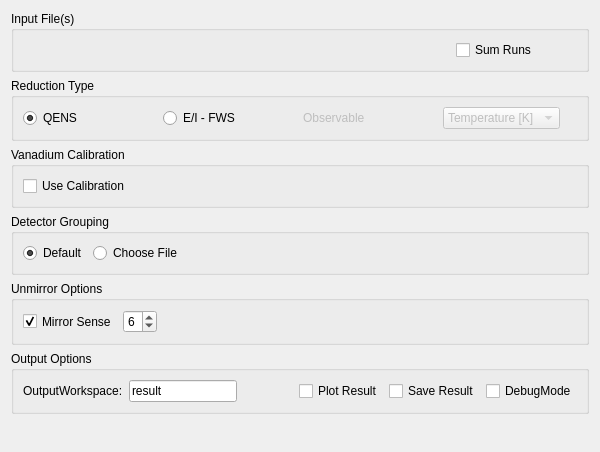
Above: MantidQt/CustomInterfaces/inc/MantidQtCustomInterfaces/Indirect/ILLEnergyTransfer.ui from mantidproject/mantid before the change. Below: the same form after it.
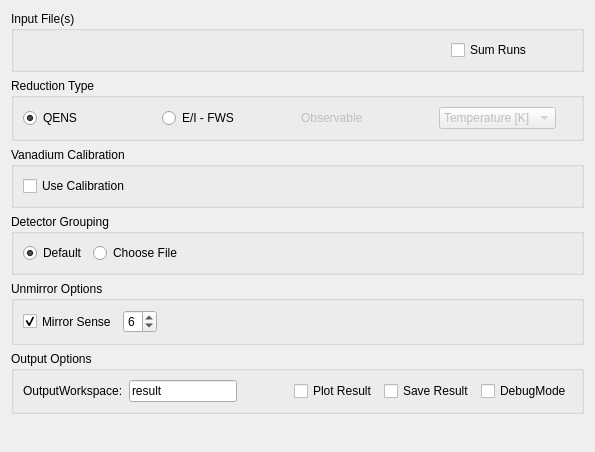
That is the form after the change. Custom widgets are drawn as their Qt base class.

Commit message: Re #16753 GUI multiple files, tooltipes

```diff
--- a/MantidQt/CustomInterfaces/inc/MantidQtCustomInterfaces/Indirect/ILLEnergyTransfer.ui
+++ b/MantidQt/CustomInterfaces/inc/MantidQtCustomInterfaces/Indirect/ILLEnergyTransfer.ui
@@ -6,7 +6,7 @@
    <rect>
     <x>0</x>
     <y>0</y>
-    <width>600</width>
+    <width>595</width>
     <height>452</height>
    </rect>
   </property>
@@ -166,7 +166,7 @@
      </layout>
     </widget>
    </item>
-   <item alignment="Qt::AlignVCenter">
+   <item>
     <widget class="QGroupBox" name="gbCalibration">
      <property name="sizePolicy">
       <sizepolicy hsizetype="Preferred" vsizetype="Maximum">
```
Left out of the diff: 18 changed lines with no effect on the pictures. The commit also changes 1 other file.
